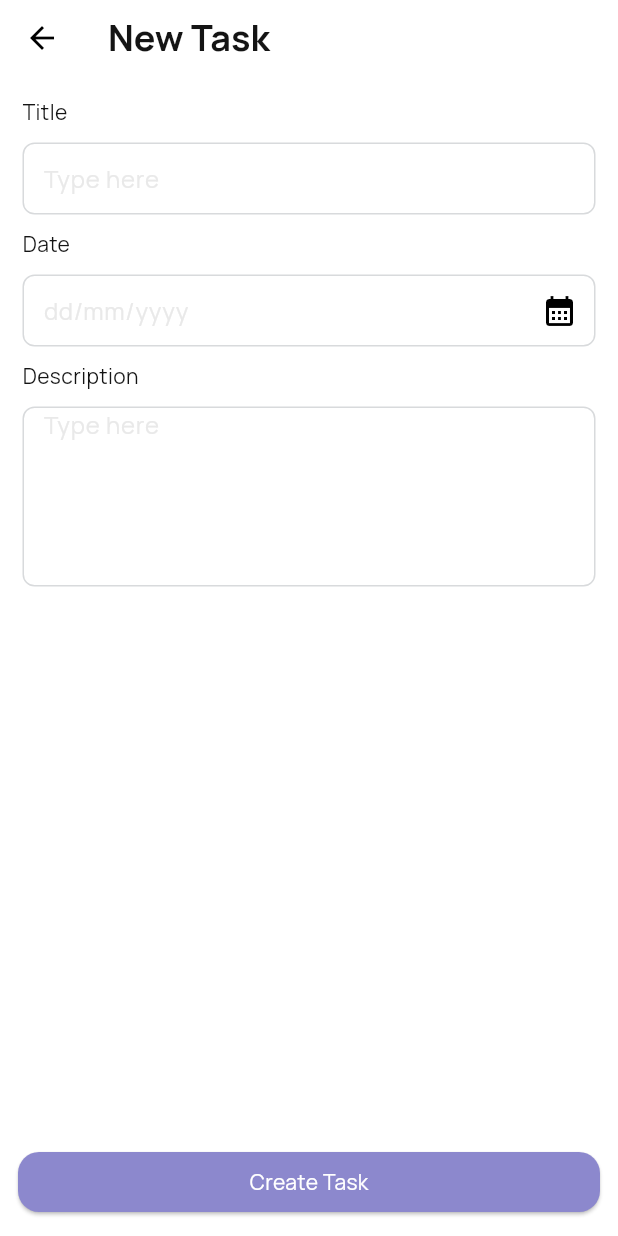
After one commit to Zobayer-Mahmud/task_tracker, a Flutter app: the AddTaskView screen opened by its route, on a phone screen of 412 x 824 dp. The commit adds this screen. Run offline on Flutter 3.47's test engine with Material 3 defaults, Android fonts, the phone set to English and light mode, and no system bars; our stand-ins replace cached_network_image, dio, fluttertoast, gap, get, get_storage and 4 more; accounts and stored records are empty; network calls fail.

Commit message:
add task view

```diff
--- a/lib/app/common/app_theme.dart
+++ b/lib/app/common/app_theme.dart
@@ -119,7 +119,9 @@ class AppTheme {
             color: Colors.black,
           ),
           hintStyle: TextStyle(
-            color: Colors.black.withOpacity(0.5),
+            color: Color(0xffE9E9E9),
+              fontSize: 16,
+            fontWeight: FontWeight.w400,
           ),
         ),
       );
--- /dev/null
+++ b/lib/app/modules/addTask/controllers/add_task_controller.dart
@@ -0,0 +1,11 @@
+import 'package:flutter/cupertino.dart';
+import 'package:get/get.dart';
+
+class AddTaskController extends GetxController {
+ TextEditingController title= TextEditingController();
+ TextEditingController date= TextEditingController();
+ TextEditingController description= TextEditingController();
+
+  void onAddCreate() {
+  }
+}
--- /dev/null
+++ b/lib/app/modules/addTask/views/add_task_view.dart
@@ -0,0 +1,61 @@
+import 'package:flutter/material.dart';
+import 'package:gap/gap.dart';
+
+import 'package:get/get.dart';
+import 'package:task_tracker/app/modules/app_widgets/app_bar/custom_app_bar.dart';
+
+import '../controllers/add_task_controller.dart';
+
+class AddTaskView extends StatelessWidget {
+  const AddTaskView({Key? key}) : super(key: key);
+  @override
+  Widget build(BuildContext context) {
+    return GetBuilder<AddTaskController>(builder: (controller) {
+      return Scaffold(
+        appBar: const CustomAppBar(title: "New Task"),
+        body: ListView(
+          padding: const EdgeInsets.all(15),
+          children: [
+            Text("Title", style: Theme.of(context).textTheme.bodyMedium),
+            const Gap(10),
+            TextFormField(
+              controller: controller.title,
+              decoration: const InputDecoration(hintText: 'Type here'),
+            ),
+            const Gap(10),
+            Text("Date", style: Theme.of(context).textTheme.bodyMedium),
+            const Gap(10),
+            TextFormField(
+              controller: controller.date,
+              decoration: const InputDecoration(
+                  hintText: "dd/mm/yyyy",
+                  suffixIcon: Icon(Icons.calendar_month)),
+            ),
+            const Gap(10),
+            Text("Description", style: Theme.of(context).textTheme.bodyMedium),
+            const Gap(10),
+            TextFormField(
+              controller: controller.description,
+              decoration: const InputDecoration(hintText: 'Type here'),
+              minLines: 5,
+              maxLines: 5,
+            ),
+          ],
+        ),
+        bottomNavigationBar: Padding(
+          padding: const EdgeInsets.all(12.0),
+          child: ElevatedButton(
+            onPressed: controller.onAddCreate,
+            child: Text(
+              "Create Task",
+              style: Theme.of(context)
+                  .textTheme
+                  .bodyMedium
+                  ?.copyWith(color: Colors.white),
+            ),
+          ),
+        ),
+      );
+    });
+  }
+}
--- a/lib/app/modules/home/controllers/home_controller.dart
+++ b/lib/app/modules/home/controllers/home_controller.dart
@@ -1,6 +1,8 @@
 import 'package:get/get.dart';
+import 'package:task_tracker/app/routes/app_pages.dart';
 
 class HomeController extends GetxController {
-
-
+  void goToAddTask() {
+    Get.toNamed(Routes.ADD_TASK);
+  }
 }
--- a/lib/app/modules/home/views/home_view.dart
+++ b/lib/app/modules/home/views/home_view.dart
@@ -204,7 +204,9 @@ class HomeView extends StatelessWidget {
                   );
                 })
           ],
+
         ),
+        floatingActionButton: FloatingActionButton(onPressed: controller.goToAddTask,),
       );
     });
   }
--- a/lib/app/routes/app_pages.dart
+++ b/lib/app/routes/app_pages.dart
@@ -1,7 +1,11 @@
 import 'package:get/get.dart';
 
+import '../modules/addTask/bindings/add_task_binding.dart';
+import '../modules/addTask/views/add_task_view.dart';
 import '../modules/dashboard/bindings/dashboard_binding.dart';
 import '../modules/dashboard/views/dashboard_view.dart';
+import '../modules/editTask/bindings/edit_task_binding.dart';
+import '../modules/editTask/views/edit_task_view.dart';
 import '../modules/home/bindings/home_binding.dart';
 import '../modules/home/views/home_view.dart';
 import '../modules/logIn/bindings/log_in_binding.dart';
@@ -65,5 +69,15 @@ class AppPages {
       page: () => const ProfileUpdateView(),
       binding: ProfileUpdateBinding(),
     ),
+    GetPage(
+      name: _Paths.ADD_TASK,
+      page: () => const AddTaskView(),
+      binding: AddTaskBinding(),
+    ),
+    GetPage(
+      name: _Paths.EDIT_TASK,
+      page: () => const EditTaskView(),
+      binding: EditTaskBinding(),
+    ),
   ];
 }
--- a/lib/app/routes/app_routes.dart
+++ b/lib/app/routes/app_routes.dart
@@ -11,6 +11,8 @@ abstract class Routes {
   static const PROFILE = _Paths.PROFILE;
   static const DASHBOARD = _Paths.DASHBOARD;
   static const PROFILE_UPDATE = _Paths.PROFILE_UPDATE;
+  static const ADD_TASK = _Paths.ADD_TASK;
+  static const EDIT_TASK = _Paths.EDIT_TASK;
 }
 
 abstract class _Paths {
@@ -23,4 +25,6 @@ abstract class _Paths {
   static const PROFILE = '/profile';
   static const DASHBOARD = '/dashboard';
   static const PROFILE_UPDATE = '/profile-update';
+  static const ADD_TASK = '/add-task';
+  static const EDIT_TASK = '/edit-task';
 }
```
Also changed, not shown: lib/app/modules/addTask/bindings/add_task_binding.dart (added, +12 -0 lines), lib/app/modules/editTask/bindings/edit_task_binding.dart (added, +12 -0 lines), lib/app/modules/editTask/controllers/edit_task_controller.dart (added, +23 -0 lines), lib/app/modules/editTask/views/edit_task_view.dart (added, +24 -0 lines).
